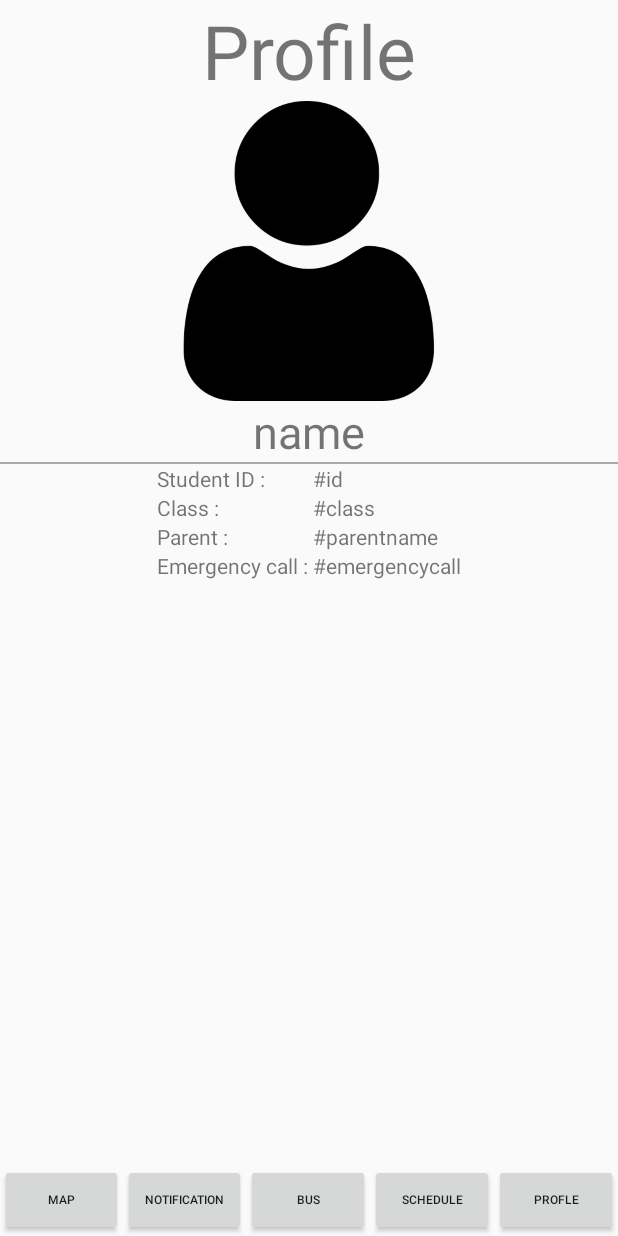
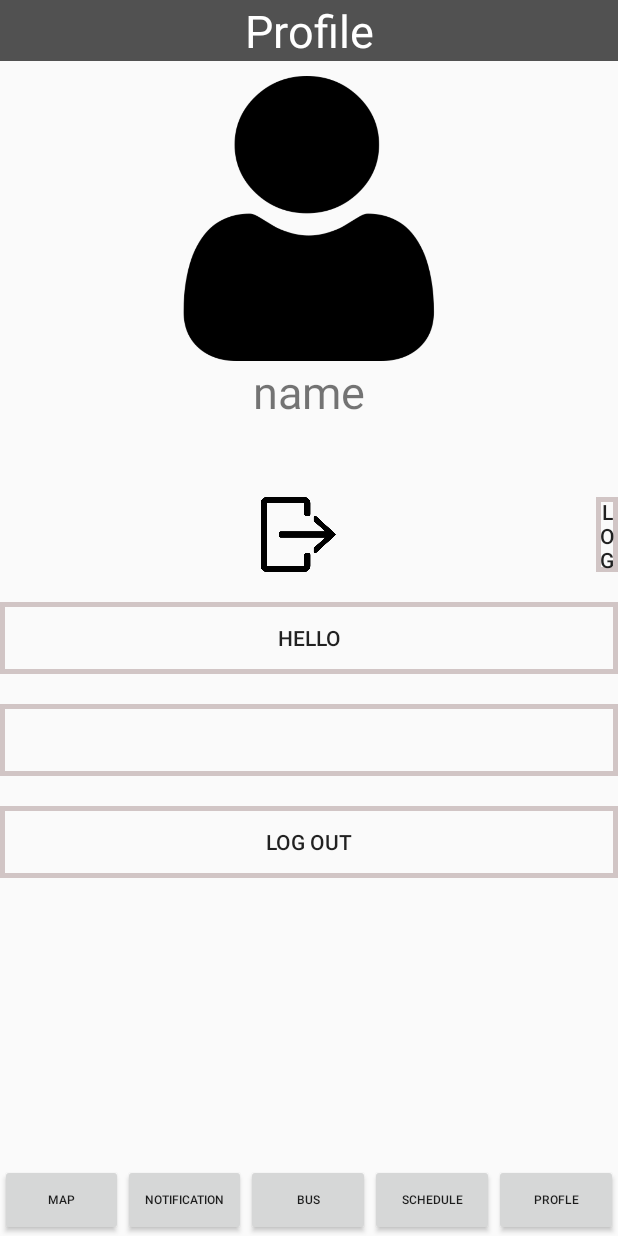
Before and after one commit to teeratton/Parent_Application_RoadRongRean, an Android app: the layout activity_profile.xml on its own in the app's theme, with its tools: preview values and no code run, on a phone screen of 412 x 824 dp. Run offline under Robolectric (Android 15) with nearby library versions, the phone set to English and light mode, and no system bars.

Commit message:
profile xml

```diff
--- a/app/src/main/AndroidManifest.xml
+++ b/app/src/main/AndroidManifest.xml
@@ -1,7 +1,6 @@
 <?xml version="1.0" encoding="utf-8"?>
 <manifest xmlns:android="http://schemas.android.com/apk/res/android"
     package="com.teerat.parent_map">
-
     <!--
          The ACCESS_COARSE/FINE_LOCATION permissions are not required to use
          Google Maps Android API v2, but you must specify either coarse or fine
@@ -16,7 +15,7 @@
         android:roundIcon="@mipmap/ic_launcher_round"
         android:supportsRtl="true"
         android:theme="@style/AppTheme">
-
+        <activity android:name=".ProfileActivity"></activity>
         <!--
              The API key for Google Maps-based APIs is defined as a string resource.
              (See the file "res/values/google_maps_api.xml").
@@ -38,29 +37,30 @@
                 <category android:name="android.intent.category.LAUNCHER" />
             </intent-filter>
         </activity>
-        <activity android:name=".test" >
-            <!--Default Intent Filter-->
+        <activity android:name=".test">
+
+            <!-- Default Intent Filter -->
             <intent-filter>
                 <action android:name="android.intent.action.DEFAULT" />
             </intent-filter>
         </activity>
+        <activity android:name=".BusActivity">
 
-        <activity android:name=".BusActivity" >
-            <!--Default Intent Filter-->
+            <!-- Default Intent Filter -->
             <intent-filter>
                 <action android:name="android.intent.action.DEFAULT" />
             </intent-filter>
         </activity>
+        <activity android:name=".NotificationActivity">
 
-        <activity android:name=".NotificationActivity" >
-            <!--Default Intent Filter-->
+            <!-- Default Intent Filter -->
             <intent-filter>
                 <action android:name="android.intent.action.DEFAULT" />
             </intent-filter>
         </activity>
+        <activity android:name=".ScheduleActivity">
 
-        <activity android:name=".ScheduleActivity" >
-            <!--Default Intent Filter-->
+            <!-- Default Intent Filter -->
             <intent-filter>
                 <action android:name="android.intent.action.DEFAULT" />
             </intent-filter>
--- /dev/null
+++ b/app/src/main/java/com/teerat/parent_map/ProfileActivity.java
@@ -0,0 +1,13 @@
+package com.teerat.parent_map;
+
+import androidx.appcompat.app.AppCompatActivity;
+
+import android.os.Bundle;
+
+public class ProfileActivity extends AppCompatActivity {
+
+    @Override
+    protected void onCreate(Bundle savedInstanceState) {
+        super.onCreate(savedInstanceState);
+    }
+}
--- /dev/null
+++ b/app/src/main/res/drawable/my_button_bg.xml
@@ -0,0 +1,6 @@
+<?xml version="1.0" encoding="utf-8"?>
+<shape xmlns:android="http://schemas.android.com/apk/res/android"
+    android:shape="rectangle">
+
+    <stroke android:width="5px" android:color="#d1c5c5" />
+</shape>
--- a/app/src/main/res/layout/activity_profile.xml
+++ b/app/src/main/res/layout/activity_profile.xml
@@ -6,9 +6,11 @@
     <TextView
         android:layout_width="match_parent"
         android:layout_height="wrap_content"
+        android:background="#515151"
+        android:textAlignment="center"
         android:text="Profile"
-        android:textSize="50sp"
-        android:gravity="center_horizontal" />
+        android:textColor="#ffffff"
+        android:textSize="30sp" />
 
 
     <ImageView
@@ -16,6 +18,7 @@
         android:layout_height="200dp"
         android:scaleType="fitXY"
         android:layout_gravity="center_horizontal"
+        android:paddingTop="10dp"
         android:src="@drawable/user" />
 
     <TextView
@@ -26,81 +29,52 @@
         android:textSize="30sp"
         android:text="name" />
 
-    <View
+    <LinearLayout
         android:layout_width="match_parent"
-        android:layout_height="1dp"
-        android:background="@android:color/darker_gray" />
-
+        android:layout_height="0dp"
+        android:layout_weight="1"
+        android:layout_marginTop="50dp"
+        android:orientation="vertical">
         <LinearLayout
             android:layout_width="wrap_content"
-        android:layout_height="0dp"
-        android:layout_weight="1"
+            android:layout_height="wrap_content"
             android:layout_gravity="center"
             android:orientation="horizontal">
-
-
-        <LinearLayout
+            <ImageView
+                android:id="@+id/imageView"
                 android:layout_width="0dp"
-            android:layout_height="wrap_content"
+                android:layout_height="50dp"
                 android:layout_weight="1"
-            android:orientation="vertical">
-
-            <TextView
+                android:src="@drawable/logout" />
+            <Button
                 android:layout_width="wrap_content"
-                android:layout_height="wrap_content"
-                android:text="Student ID : " />
-
-            <TextView
-                android:layout_width="wrap_content"
-                android:layout_height="wrap_content"
-                android:text="Class : " />
-
-            <TextView
-                android:layout_width="wrap_content"
-                android:layout_height="wrap_content"
-                android:text="Parent : " />
-
-            <TextView
-                android:layout_width="wrap_content"
-                android:layout_height="wrap_content"
-                android:text="Emergency call : " />
-
+                android:layout_height="50dp"
+                android:layout_weight="5"
+                android:text="Log out"
+                android:background="@drawable/my_button_bg" />
         </LinearLayout>
 
-        <LinearLayout
-            android:layout_width="0dp"
+        <Button
+            android:layout_width="match_parent"
+            android:layout_marginTop="20dp"
             android:layout_height="wrap_content"
-            android:layout_weight="1"
-            android:orientation="vertical">
-
-            <TextView
-                android:id="@+id/studentid"
-                android:layout_width="wrap_content"
+            android:text="Hello"
+            android:background="@drawable/my_button_bg"/>
+        <Button
+            android:layout_width="match_parent"
+            android:layout_marginTop="20dp"
             android:layout_height="wrap_content"
-                android:text="#id" />
-
-            <TextView
-                android:id="@+id/studentclass"
-                android:layout_width="wrap_content"
+            android:background="@drawable/my_button_bg"/>
+        <Button
+            android:layout_width="match_parent"
+            android:layout_marginTop="20dp"
             android:layout_height="wrap_content"
-                android:text="#class" />
-
-            <TextView
-                android:id="@+id/parentname"
-                android:layout_width="wrap_content"
-                android:layout_height="wrap_content"
-                android:text="#parentname" />
-
-            <TextView
-                android:id="@+id/emergencycall"
-                android:layout_width="wrap_content"
-                android:layout_height="wrap_content"
-                android:text="#emergencycall" />
+            android:text="Log out"
+            android:background="@drawable/my_button_bg"/>
 
     </LinearLayout>
 
 
-    </LinearLayout>
 
     <LinearLayout
         android:layout_width="match_parent"
--- a/app/src/main/res/values/colors.xml
+++ b/app/src/main/res/values/colors.xml
@@ -8,6 +8,8 @@
     <color name="colorBlue">#22ccd5</color>
     <color name="colorDarkGrey">#424242</color>
     <color name="colorBlack">#333333</color>
+    <color name="colorWhite">#ffffff</color>
+
 
 
 
```
Also changed, not shown: app/src/main/res/drawable/logout.png (added). Lines whose indentation alone changed are shown as unchanged.
